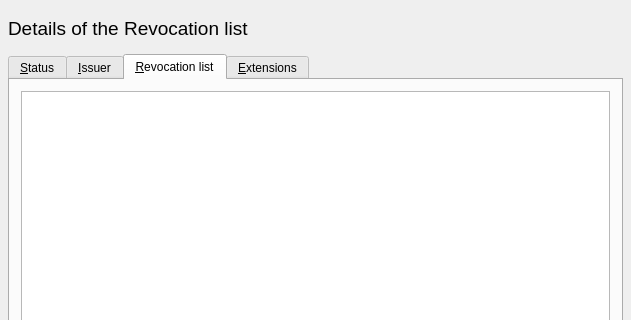
Above: ui/CrlDetail.ui from chris2511/xca before the change; both pictures show x 0 to 631 and y 0 to 320 of the 631 by 473 pixel window. Below: the same form after it.
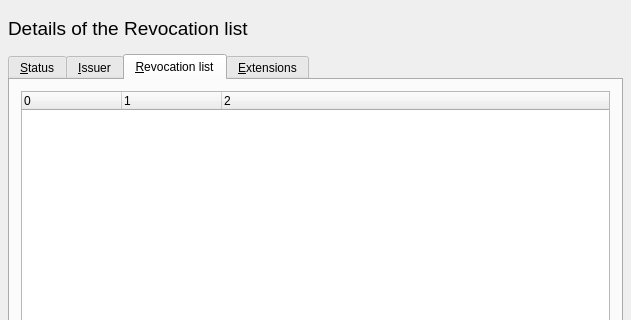
That is the form after the change. The open tabs and pages were chosen to show the change. Custom widgets are drawn as their Qt base class.

Commit message: Enable Certificate list in CRL, make keycreation button work

Diff of the .ui file:
```diff
--- a/ui/CrlDetail.ui
+++ b/ui/CrlDetail.ui
@@ -321,7 +321,38 @@
         <number>6</number>
        </property>
        <item>
-        <widget class="QTableWidget" name="certList" />
+        <widget class="QTreeWidget" name="certList" >
+         <property name="alternatingRowColors" >
+          <bool>true</bool>
+         </property>
+         <property name="selectionMode" >
+          <enum>QAbstractItemView::NoSelection</enum>
+         </property>
+         <property name="rootIsDecorated" >
+          <bool>false</bool>
+         </property>
+         <property name="uniformRowHeights" >
+          <bool>true</bool>
+         </property>
+         <property name="columnCount" >
+          <number>3</number>
+         </property>
+         <column>
+          <property name="text" >
+           <string>0</string>
+          </property>
+         </column>
+         <column>
+          <property name="text" >
+           <string>1</string>
+          </property>
+         </column>
+         <column>
+          <property name="text" >
+           <string>2</string>
+          </property>
+         </column>
+        </widget>
        </item>
       </layout>
      </widget>
@@ -398,7 +429,16 @@
     </layout>
    </item>
   </layout>
-  <widget class="QWidget" name="" />
+  <widget class="QWidget" name="widget" >
+   <property name="geometry" >
+    <rect>
+     <x>0</x>
+     <y>0</y>
+     <width>100</width>
+     <height>30</height>
+    </rect>
+   </property>
+  </widget>
  </widget>
  <pixmapfunction></pixmapfunction>
  <customwidgets>
```
Left out of the diff: 28 changed lines with no effect on the pictures. The commit also changes 11 other files.
